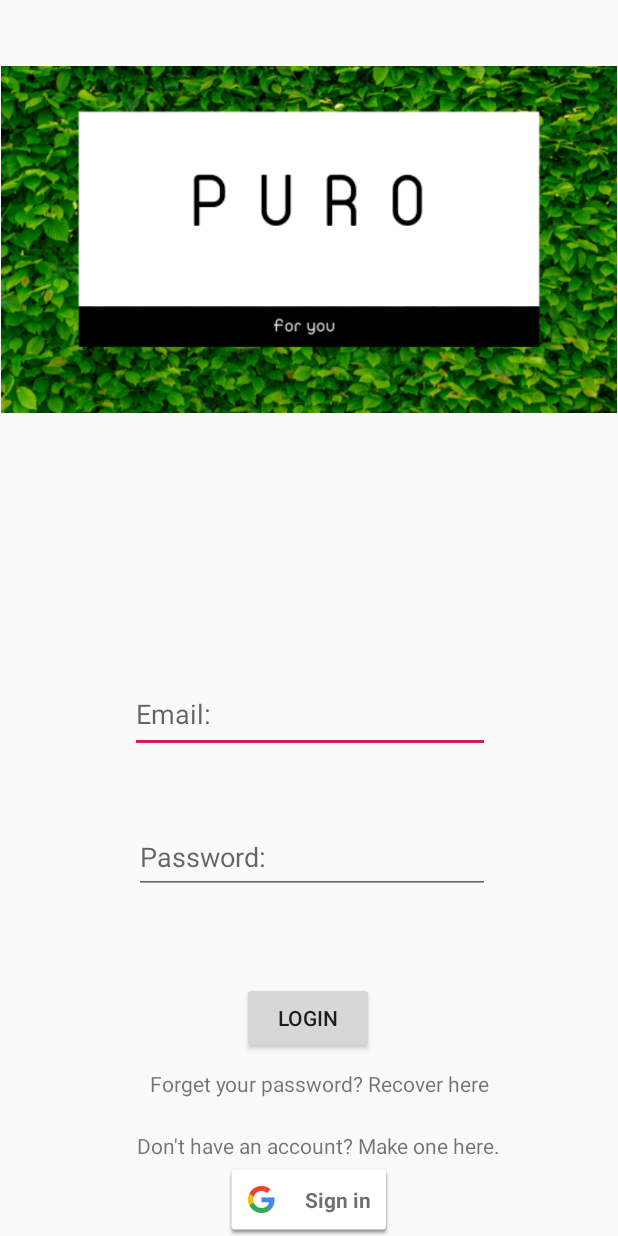
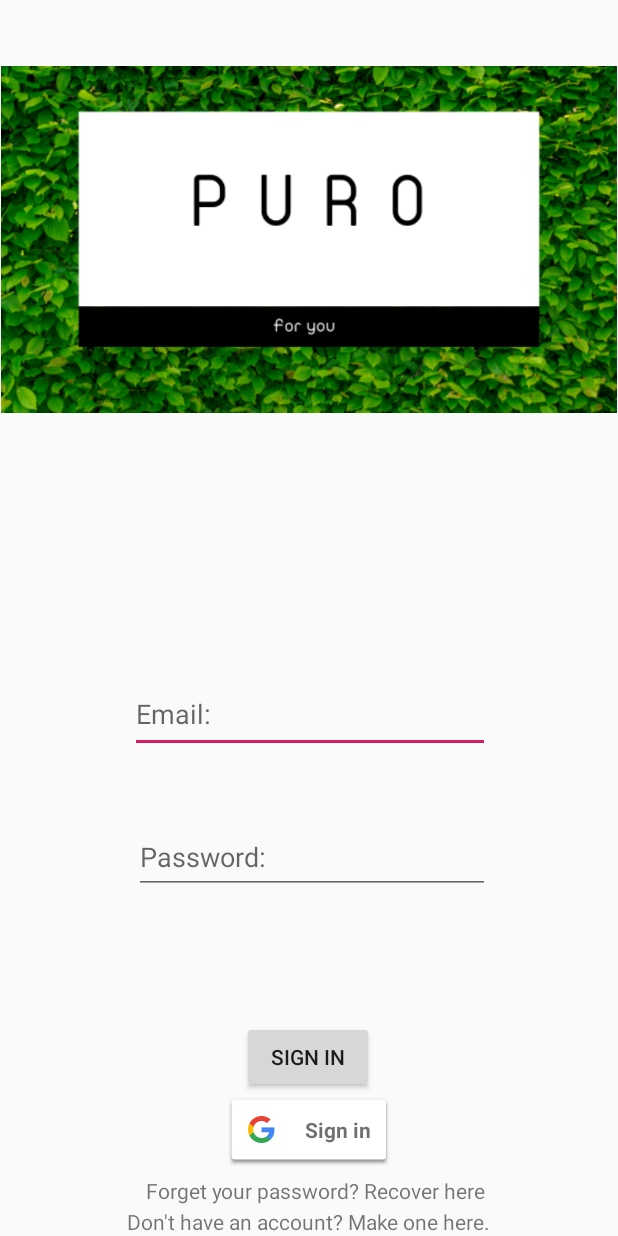
Before and after one commit to blakerd/CleaningHouse, an Android app: the LoginScreen screen opened directly, with no data from a screen before it, on a phone screen of 412 x 824 dp. Run offline under Robolectric (Android 15) with nearby library versions, the phone set to English and light mode, and no system bars; our stand-ins replace Firebase (no records; nobody signed in at launch, a user with empty details on screens opened directly).

Commit message:
Google Sign In

```diff
--- a/CleaningHouse-master/app/src/main/res/layout/activity_login_screen.xml
+++ b/CleaningHouse-master/app/src/main/res/layout/activity_login_screen.xml
@@ -66,12 +66,12 @@
             android:layout_width="wrap_content"
             android:layout_height="wrap_content"
             android:text="Don't have an account? Make one here."
+            android:layout_below="@id/signUpButton"
+            app:layout_constraintStart_toStartOf="parent"
+            app:layout_constraintEnd_toEndOf="parent"
             app:layout_constraintBottom_toBottomOf="parent"
-            app:layout_constraintEnd_toEndOf="parent"
-            app:layout_constraintHorizontal_bias="0.538"
-            app:layout_constraintStart_toStartOf="parent"
-            app:layout_constraintTop_toBottomOf="@id/signUpButton"
-            app:layout_constraintVertical_bias="0.094" />
+             />
+
 
         <TextView
             android:id="@+id/pswRecovery"
@@ -80,13 +80,10 @@
             android:text="Forget your password? Recover here"
             app:layout_constraintBottom_toBottomOf="parent"
             app:layout_constraintEnd_toEndOf="parent"
-            app:layout_constraintHorizontal_bias="0.538"
+            app:layout_constraintHorizontal_bias="0.525"
             app:layout_constraintStart_toStartOf="parent"
             app:layout_constraintTop_toBottomOf="@id/signUpButton"
-            app:layout_constraintVertical_bias="0.094" />
-
-
-
+            app:layout_constraintVertical_bias="0.732" />
 
         <Button
             android:id="@+id/signUpButton"
@@ -96,7 +93,7 @@
             android:layout_marginLeft="8dp"
             android:layout_marginTop="8dp"
             android:layout_marginEnd="8dp"
-            android:text="Login"
+            android:text="Sign In"
             app:layout_constraintBottom_toBottomOf="parent"
             app:layout_constraintBottom_toTopOf="@id/textView"
             app:layout_constraintEnd_toEndOf="parent"
@@ -109,10 +106,12 @@
             android:layout_width="wrap_content"
             android:layout_height="wrap_content"
             android:layout_centerHorizontal="true"
-            android:layout_below="@id/signUpButton"
+            app:layout_constraintBottom_toBottomOf="parent"
+            app:layout_constraintEnd_toEndOf="parent"
             app:layout_constraintStart_toStartOf="parent"
-            app:layout_constraintEnd_toEndOf="parent"
-            app:layout_constraintBottom_toBottomOf="parent"
+            app:layout_constraintTop_toBottomOf="@id/signUpButton"
+            app:layout_constraintVertical_bias="0.0"
+
             ></com.google.android.gms.common.SignInButton>
 
     </androidx.constraintlayout.widget.ConstraintLayout>
```
